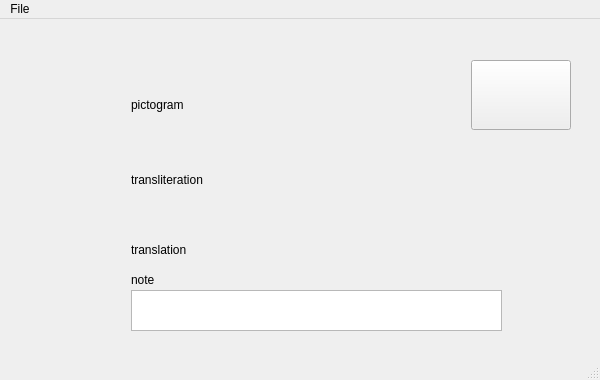
Old version of the form mainwindow.ui in the repository jubalh/daoshi.
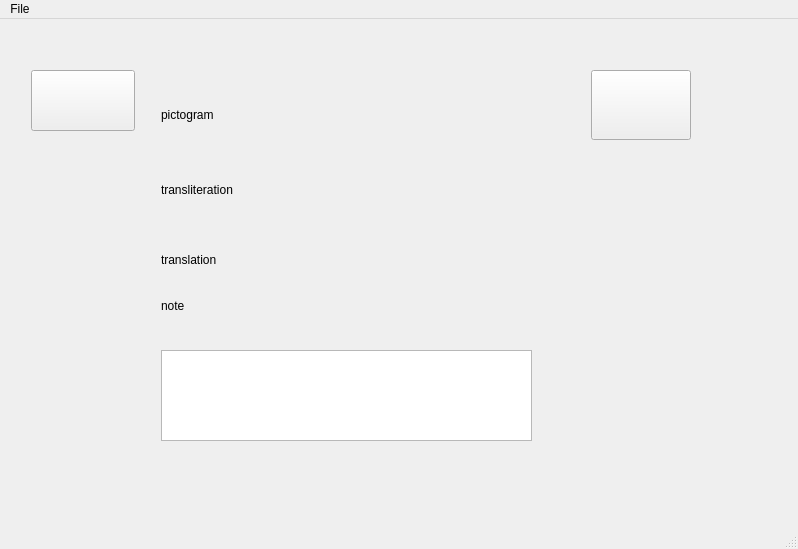
New version of the form.

Commit message:
Sequential display of content
Display pinyin, translation, note, example sentences each after another
after a click on a down arrow.

Add down arrow resource.

Diff of the .ui file:
```diff
--- a/mainwindow.ui
+++ b/mainwindow.ui
@@ -6,8 +6,8 @@
    <rect>
     <x>0</x>
     <y>0</y>
-    <width>600</width>
-    <height>380</height>
+    <width>798</width>
+    <height>549</height>
    </rect>
   </property>
   <property name="windowTitle">
@@ -140,9 +140,9 @@
        <widget class="QLabel" name="lblTranslation">
         <property name="geometry">
          <rect>
-          <x>120</x>
-          <y>210</y>
-          <width>68</width>
+          <x>150</x>
+          <y>220</y>
+          <width>361</width>
           <height>20</height>
          </rect>
         </property>
@@ -153,8 +153,8 @@
        <widget class="QLabel" name="lblPictogram">
         <property name="geometry">
          <rect>
-          <x>120</x>
-          <y>10</y>
+          <x>150</x>
+          <y>20</y>
           <width>130</width>
           <height>130</height>
          </rect>
@@ -172,8 +172,8 @@
        <widget class="QLabel" name="lblPinyin">
         <property name="geometry">
          <rect>
-          <x>120</x>
-          <y>140</y>
+          <x>150</x>
+          <y>150</y>
           <width>121</width>
           <height>20</height>
          </rect>
@@ -185,10 +185,10 @@
        <widget class="QLabel" name="lblNote">
         <property name="geometry">
          <rect>
-          <x>120</x>
-          <y>240</y>
-          <width>68</width>
-          <height>20</height>
+          <x>150</x>
+          <y>250</y>
+          <width>371</width>
+          <height>51</height>
          </rect>
         </property>
         <property name="text">
@@ -201,18 +201,18 @@
         </property>
         <property name="geometry">
          <rect>
-          <x>120</x>
-          <y>260</y>
+          <x>150</x>
+          <y>320</y>
           <width>371</width>
-          <height>41</height>
+          <height>91</height>
          </rect>
         </property>
        </widget>
        <widget class="QPushButton" name="btnNextWord">
         <property name="geometry">
          <rect>
-          <x>460</x>
-          <y>30</y>
+          <x>580</x>
+          <y>40</y>
           <width>100</width>
           <height>70</height>
          </rect>
@@ -221,6 +221,19 @@
          <string/>
         </property>
        </widget>
+       <widget class="QPushButton" name="btnNextDisplay">
+        <property name="geometry">
+         <rect>
+          <x>20</x>
+          <y>40</y>
+          <width>104</width>
+          <height>61</height>
+         </rect>
+        </property>
+        <property name="text">
+         <string/>
+        </property>
+       </widget>
       </widget>
      </widget>
     </item>
@@ -231,7 +244,7 @@
     <rect>
      <x>0</x>
      <y>0</y>
-     <width>600</width>
+     <width>798</width>
      <height>26</height>
     </rect>
    </property>
```
The commit also changes 4 other files.
